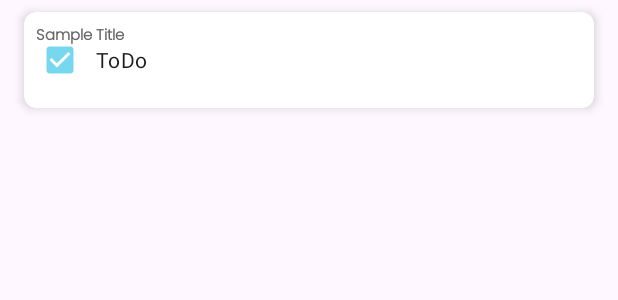
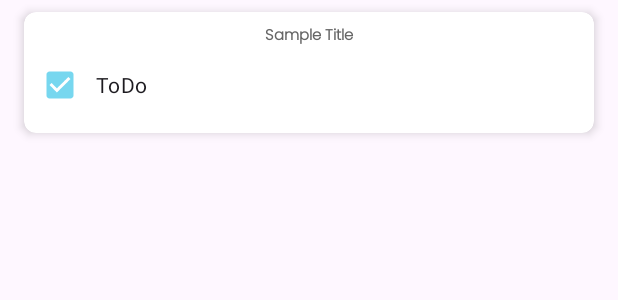
Before and after one commit to manarkhaledx/ToDoList_Java, an Android app: the layout task_layout.xml on its own in the app's theme, with its tools: preview values and no code run, on a phone screen of 412 x 824 dp. Shown: the top 300 px of the screen. Run offline under Robolectric (Android 15) with nearby library versions, the phone set to English and light mode, and no system bars.

Commit message:
Add title to each task

```diff
--- a/app/src/main/java/com/example/todolist_java/recyclerview/ToDoListAdapter.java
+++ b/app/src/main/java/com/example/todolist_java/recyclerview/ToDoListAdapter.java
@@ -50,6 +50,7 @@ public class ToDoListAdapter extends RecyclerView.Adapter<ToDoListAdapter.ViewHo
         ToDoListModel item = toDoList.get(position); // Get the ToDoListModel at the specified position
         holder.binding.todoCb.setText(item.getTask()); // Set the task text to the CheckBox
         holder.binding.todoCb.setChecked(toBoolean(item.getStatus())); // Set the CheckBox state based on the task status
+        holder.binding.todoTitle.setText(item.getTitle());
 
         // Set an event listener for CheckBox state changes
         holder.binding.todoCb.setOnCheckedChangeListener((buttonView, isChecked) -> {
@@ -92,6 +93,7 @@ public class ToDoListAdapter extends RecyclerView.Adapter<ToDoListAdapter.ViewHo
         ToDoListModel item = toDoList.get(position); // Get the ToDoListModel to be edited
         Bundle bundle = new Bundle();
         bundle.putInt("id", item.getId());
+        bundle.putString("title", item.getTitle());
         bundle.putString("task", item.getTask());
         Intent intent = new Intent(activity, AddNewTaskActivity.class);
         intent.putExtras(bundle); // Attach the task data to the intent
--- a/app/src/main/res/layout/task_layout.xml
+++ b/app/src/main/res/layout/task_layout.xml
@@ -18,6 +18,7 @@
             android:layout_width="match_parent"
             android:layout_height="wrap_content"
             android:layout_centerHorizontal="true"
+            android:layout_below="@+id/todo_title"
             android:paddingStart="8dp"
             app:buttonTint="@color/status_bar_color"
             android:checked="true"
@@ -26,13 +27,12 @@
 
         <TextView
             android:id="@+id/todo_title"
-            android:layout_width="wrap_content"
+            style="@style/h2"
+            android:layout_width="match_parent"
             android:layout_height="wrap_content"
-            style="@style/h2"
+            android:gravity="center"
             android:textSize="10sp"
             android:textStyle="bold"
-            app:layout_constraintStart_toStartOf="parent"
-            app:layout_constraintTop_toTopOf="parent"
             tools:ignore="SmallSp"
             tools:text="Sample Title" />
 
```
Also changed, not shown: app/src/main/java/com/example/todolist_java/AddNewTaskActivity.java (+6 -3 lines), app/src/main/java/com/example/todolist_java/Utils/DatabaseHandler.java (+10 -2 lines), app/src/main/java/com/example/todolist_java/recyclerview/ToDoListModel.java (+13 -2 lines).
